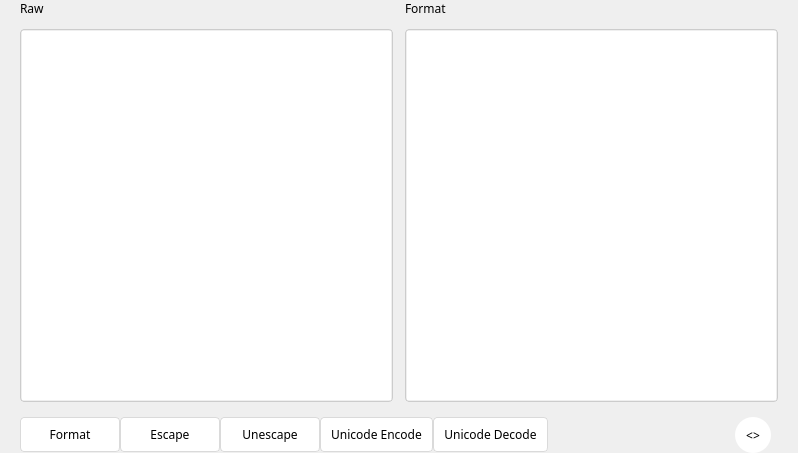
Above: ui/format_window.ui from liyansong2018/ReverseWidget before the change. Below: the same form after it.
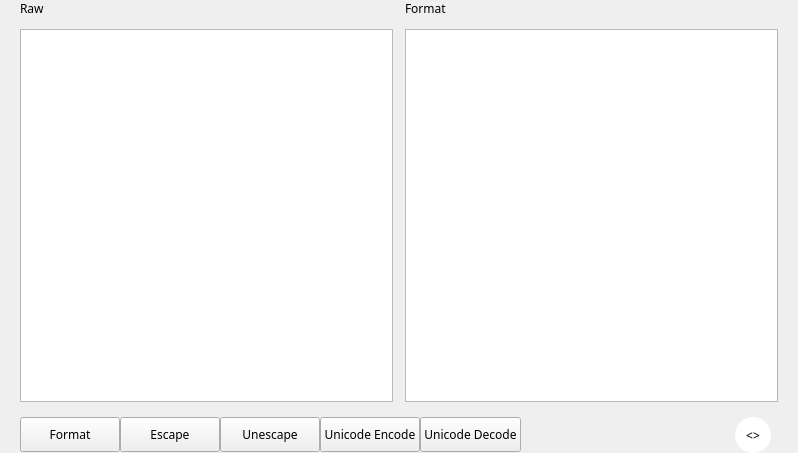
That is the form after the change. Icons and pictures are not drawn.

Commit message: Unify ui style and reduce custom qt styles

What changed in the file:
```diff
--- a/ui/format_window.ui
+++ b/ui/format_window.ui
@@ -22,6 +22,11 @@
    <iconset>
     <normaloff>resources/pictures/hacker.png</normaloff>resources/pictures/hacker.png</iconset>
   </property>
+  <property name="styleSheet">
+   <string notr="true">QGroupBox{
+	border:0px
+}</string>
+  </property>
   <layout class="QGridLayout" name="gridLayout">
    <property name="leftMargin">
     <number>20</number>
@@ -57,28 +62,7 @@
         </font>
        </property>
        <property name="styleSheet">
-        <string notr="true">QGroupBox{
-	border:0px
-}
-QPushButton{
-	text-align:center;
-    text-decoration:none;
-    background:#ffffff;
-	/*color: #fff;*/
-    color:#000000;
-
-    padding: 5px 10px 5px 10px;
-    font-weight:light;
-    border-radius:4px;
-	border:1px solid #dadada;
-	white-space: nowrap;
-}
-
-QPushButton::checked,QPushButton::hover{
-	background-image: url(&quot;ui/resources/pictures/blue_menu.png&quot;);
-	color:#ffffff;
-	font-weight: bold;
-}</string>
+        <string notr="true"/>
        </property>
        <property name="title">
         <string/>
@@ -375,13 +359,13 @@
      </property>
      <item row="1" column="1">
       <widget class="QTextBrowser" name="textBrowser">
+       <property name="font">
+        <font>
+         <family>微软雅黑</family>
+        </font>
+       </property>
        <property name="styleSheet">
-        <string notr="true">QTextEdit{
-	border-radius: 4px;
-	border:1px solid #ccc;
-	padding: 1px;
-}
-</string>
+        <string notr="true"/>
        </property>
        <property name="lineWidth">
         <number>0</number>
@@ -393,12 +377,13 @@
      </item>
      <item row="1" column="0">
       <widget class="QTextEdit" name="textEdit">
+       <property name="font">
+        <font>
+         <family>微软雅黑</family>
+        </font>
+       </property>
        <property name="styleSheet">
-        <string notr="true">QTextEdit{
-	border-radius: 4px;
-	border:1px solid #ccc;
-	padding: 1px;
-}
+        <string notr="true">
 </string>
        </property>
        <property name="lineWidth">
```
Left out of the diff: 7 changed lines with no effect on the pictures. The commit also changes 5 other files.
